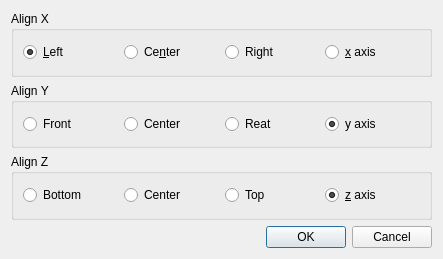
The window that src/Gui/AlignModelDialog.ui (fredrickojackson/CppCAM) describes before a commit, drawn with Qt 5.
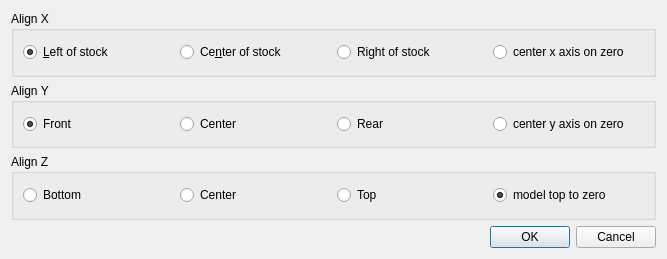
The same window after the commit. Icons and pictures are not drawn.

```diff
--- a/src/Gui/AlignModelDialog.ui
+++ b/src/Gui/AlignModelDialog.ui
@@ -9,7 +9,7 @@
    <rect>
     <x>0</x>
     <y>0</y>
-    <width>443</width>
+    <width>667</width>
     <height>259</height>
    </rect>
   </property>
@@ -30,37 +30,37 @@
       <string>Align X</string>
      </property>
      <layout class="QGridLayout" name="gridLayout">
-      <item row="0" column="1">
-       <widget class="QRadioButton" name="radioButton_xcen">
-        <property name="text">
-         <string>Ce&amp;nter</string>
-        </property>
-        <property name="checked">
-         <bool>false</bool>
-        </property>
-       </widget>
-      </item>
       <item row="0" column="0">
        <widget class="QRadioButton" name="radioButton_xmin">
         <property name="text">
-         <string>&amp;Left</string>
+         <string>&amp;Left of stock</string>
         </property>
         <property name="checked">
          <bool>true</bool>
         </property>
        </widget>
       </item>
-      <item row="0" column="2">
-       <widget class="QRadioButton" name="radioButton_xmax">
+      <item row="0" column="1">
+       <widget class="QRadioButton" name="radioButton_xcen">
         <property name="text">
-         <string>Right</string>
+         <string>Ce&amp;nter of stock</string>
+        </property>
+        <property name="checked">
+         <bool>false</bool>
         </property>
        </widget>
       </item>
       <item row="0" column="3">
        <widget class="QRadioButton" name="radioButton_cx">
         <property name="text">
-         <string>&amp;x axis</string>
+         <string>center x axis on zero</string>
+        </property>
+       </widget>
+      </item>
+      <item row="0" column="2">
+       <widget class="QRadioButton" name="radioButton_xmax">
+        <property name="text">
+         <string>Right of stock</string>
         </property>
        </widget>
       </item>
@@ -76,7 +76,7 @@
       <item row="0" column="2">
        <widget class="QRadioButton" name="radioButton_ymax">
         <property name="text">
-         <string>Reat</string>
+         <string>Rear</string>
         </property>
        </widget>
       </item>
@@ -95,15 +95,18 @@
         <property name="text">
          <string>Front</string>
         </property>
+        <property name="checked">
+         <bool>true</bool>
+        </property>
        </widget>
       </item>
       <item row="0" column="3">
        <widget class="QRadioButton" name="radioButton_cy">
         <property name="text">
-         <string>y axis</string>
+         <string>center y axis on zero</string>
         </property>
         <property name="checked">
-         <bool>true</bool>
+         <bool>false</bool>
         </property>
        </widget>
       </item>
@@ -143,7 +146,7 @@
       <item row="0" column="3">
        <widget class="QRadioButton" name="radioButton_cz">
         <property name="text">
-         <string>&amp;z axis</string>
+         <string>model top to zero</string>
         </property>
         <property name="checked">
          <bool>true</bool>
```
